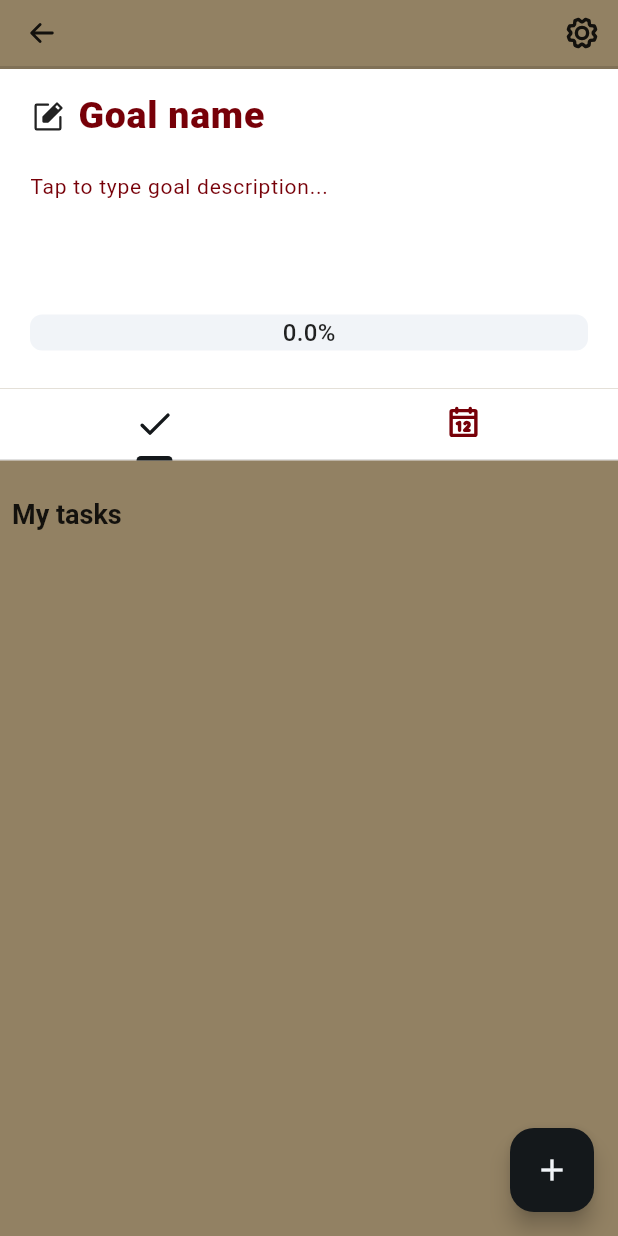
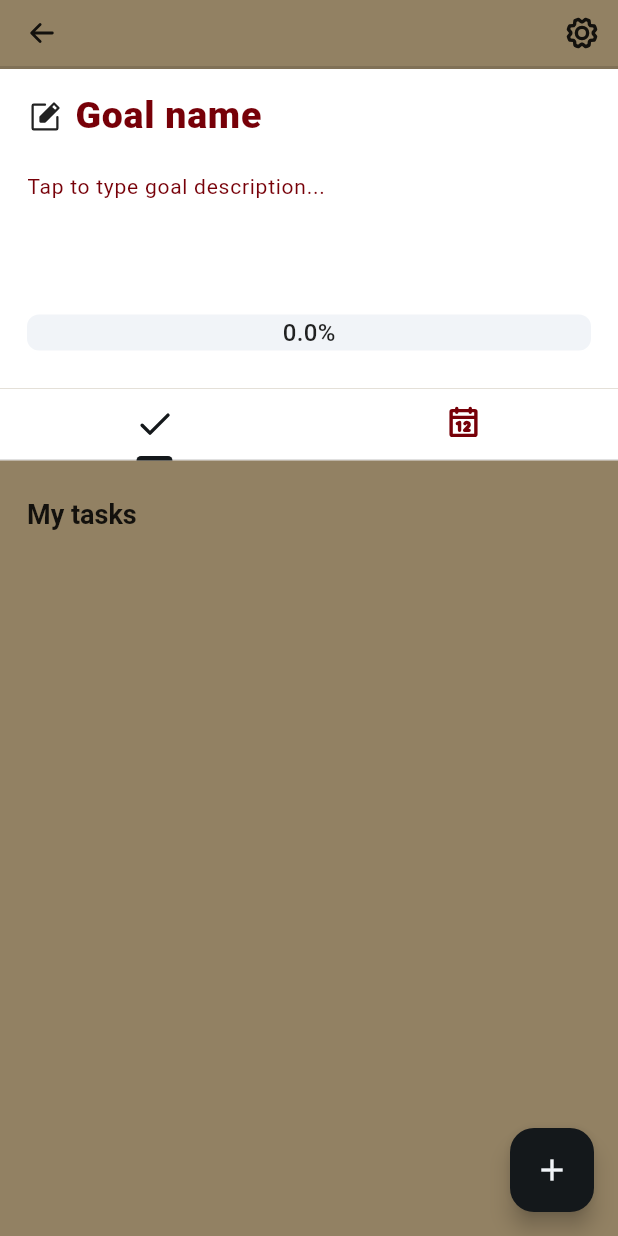
Before and after one commit to sankassio99/goals_tracker, a Flutter app: the MainGoalPageWidget screen opened directly, on a phone screen of 412 x 824 dp. Run offline on Flutter 3.47's test engine with Material 2 defaults, Android fonts, the phone set to English and light mode, and no system bars; drawn by our look-alikes of percent_indicator; our stand-ins replace get, phosphor_flutter, table_calendar; Roboto replaces fonts that are missing (Poppins).

Commit message:
layout spacings fix

```diff
--- a/lib/presentation/components/header_goal_widget.dart
+++ b/lib/presentation/components/header_goal_widget.dart
@@ -23,7 +23,7 @@ class HeaderGoalWidget extends StatelessWidget {
         color: Colors.white,
       ),
       child: Padding(
-        padding: const EdgeInsetsDirectional.fromSTEB(20, 20, 20, 20),
+        padding: const EdgeInsets.fromLTRB(18, 20, 18, 20),
         child: Column(
           mainAxisSize: MainAxisSize.max,
           children: [
--- a/lib/presentation/components/tasks_widget.dart
+++ b/lib/presentation/components/tasks_widget.dart
@@ -16,7 +16,7 @@ class TasksWidget extends StatelessWidget {
   @override
   Widget build(BuildContext context) {
     return Padding(
-      padding: const EdgeInsets.fromLTRB(8.0, 24.0, 8.0, 0),
+      padding: const EdgeInsets.fromLTRB(18.0, 24.0, 18.0, 0),
       child: Column(
         mainAxisAlignment: MainAxisAlignment.start,
         crossAxisAlignment: CrossAxisAlignment.start,
@@ -53,6 +53,8 @@ class TasksWidget extends StatelessWidget {
                                     border: InputBorder.none,
                                   )),
                             ),
+                            contentPadding:
+                                const EdgeInsets.fromLTRB(0, 0, 0, 0),
                             value: task.checked.value,
                             onChanged: (value) {
                               task.checked.value = value ?? false;
```
